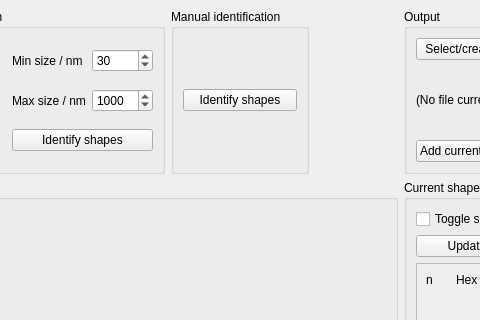
This is particle-counter/gui_draft_2.ui in grlewis333/phd-work as Qt 5 draws it before an edit; both pictures show x 631 to 1111 and y 0 to 320 of the 1212 by 699 pixel window. The edited form follows.
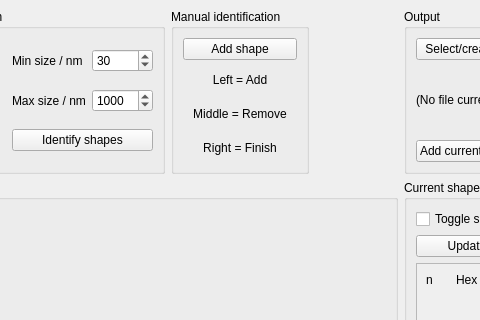
This is the edited form.

The edit to the form file:
```diff
--- a/particle-counter/gui_draft_2.ui
+++ b/particle-counter/gui_draft_2.ui
@@ -158,10 +158,40 @@
        <string>Manual identification</string>
       </property>
       <layout class="QGridLayout" name="gridLayout_10">
+       <item row="1" column="0">
+        <widget class="QLabel" name="label_9">
+         <property name="text">
+          <string>Left = Add</string>
+         </property>
+         <property name="alignment">
+          <set>Qt::AlignCenter</set>
+         </property>
+        </widget>
+       </item>
+       <item row="3" column="0">
+        <widget class="QLabel" name="label_11">
+         <property name="text">
+          <string>Right = Finish</string>
+         </property>
+         <property name="alignment">
+          <set>Qt::AlignCenter</set>
+         </property>
+        </widget>
+       </item>
+       <item row="2" column="0">
+        <widget class="QLabel" name="label_10">
+         <property name="text">
+          <string>Middle = Remove</string>
+         </property>
+         <property name="alignment">
+          <set>Qt::AlignCenter</set>
+         </property>
+        </widget>
+       </item>
        <item row="0" column="0">
         <widget class="QPushButton" name="pushButton_manualidentify">
          <property name="text">
-          <string>Identify shapes</string>
+          <string>Add shape</string>
          </property>
         </widget>
        </item>
```
